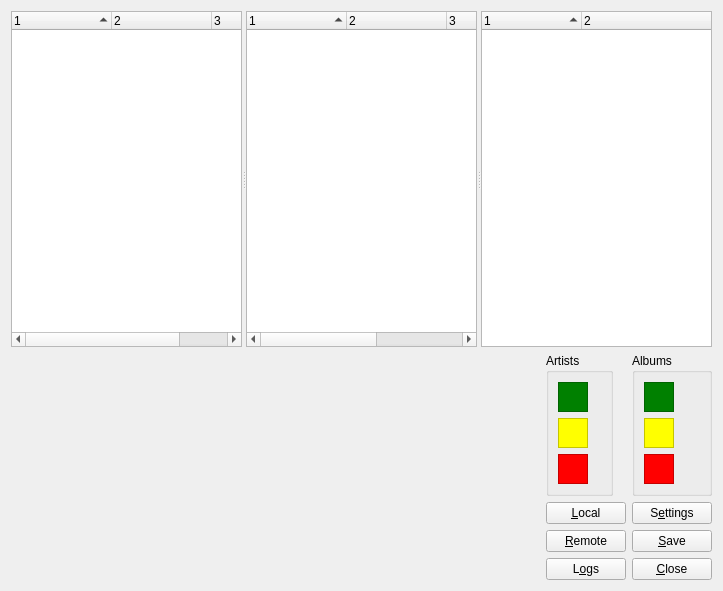
This is ui/main.ui in KenjiTakahashi/gayeogi as Qt 5 draws it before an edit. The edited form follows.
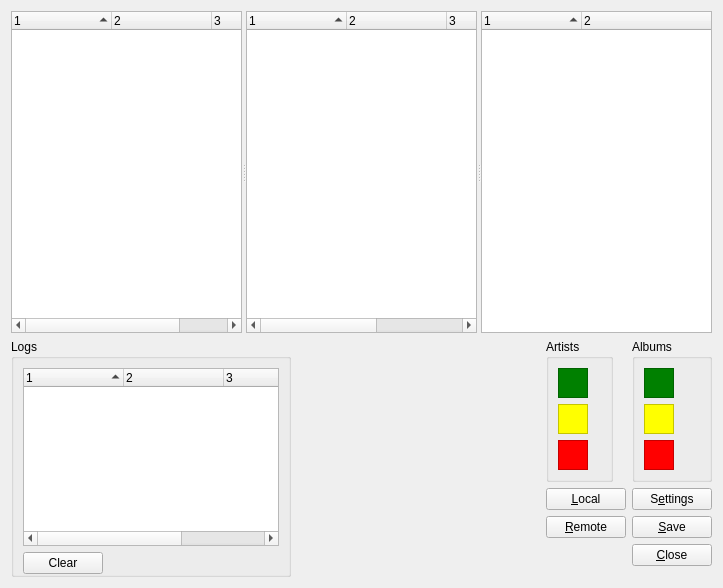
This is the edited form.

Commit message: Logs table in main window

The edit to the form file:
```diff
--- a/ui/main.ui
+++ b/ui/main.ui
@@ -7,7 +7,7 @@
     <x>0</x>
     <y>0</y>
     <width>723</width>
-    <height>591</height>
+    <height>588</height>
    </rect>
   </property>
   <layout class="QVBoxLayout" name="verticalLayout">
@@ -144,6 +144,95 @@
       <property name="margin">
        <number>0</number>
       </property>
+      <item>
+       <widget class="QGroupBox" name="groupBox">
+        <property name="title">
+         <string>Logs</string>
+        </property>
+        <layout class="QVBoxLayout" name="verticalLayout_2">
+         <property name="bottomMargin">
+          <number>0</number>
+         </property>
+         <item>
+          <widget class="QTreeWidget" name="logs">
+           <property name="maximumSize">
+            <size>
+             <width>16777215</width>
+             <height>178</height>
+            </size>
+           </property>
+           <property name="editTriggers">
+            <set>QAbstractItemView::NoEditTriggers</set>
+           </property>
+           <property name="alternatingRowColors">
+            <bool>true</bool>
+           </property>
+           <property name="indentation">
+            <number>0</number>
+           </property>
+           <property name="itemsExpandable">
+            <bool>false</bool>
+           </property>
+           <property name="sortingEnabled">
+            <bool>true</bool>
+           </property>
+           <property name="columnCount">
+            <number>4</number>
+           </property>
+           <column>
+            <property name="text">
+             <string notr="true">1</string>
+            </property>
+           </column>
+           <column>
+            <property name="text">
+             <string notr="true">2</string>
+            </property>
+           </column>
+           <column>
+            <property name="text">
+             <string notr="true">3</string>
+            </property>
+           </column>
+           <column>
+            <property name="text">
+             <string notr="true">4</string>
+            </property>
+           </column>
+          </widget>
+         </item>
+         <item>
+          <widget class="QWidget" name="widget_4" native="true">
+           <layout class="QHBoxLayout" name="horizontalLayout_3">
+            <property name="margin">
+             <number>0</number>
+            </property>
+            <item>
+             <widget class="QPushButton" name="clearLogs">
+              <property name="text">
+               <string>Clear</string>
+              </property>
+             </widget>
+            </item>
+            <item>
+             <spacer name="horizontalSpacer_2">
+              <property name="orientation">
+               <enum>Qt::Horizontal</enum>
+              </property>
+              <property name="sizeHint" stdset="0">
+               <size>
+                <width>162</width>
+                <height>20</height>
+               </size>
+              </property>
+             </spacer>
+            </item>
+           </layout>
+          </widget>
+         </item>
+        </layout>
+       </widget>
+      </item>
       <item>
        <spacer name="horizontalSpacer">
         <property name="orientation">
@@ -386,16 +475,6 @@
            </property>
           </widget>
          </item>
-         <item row="3" column="0">
-          <widget class="QPushButton" name="log">
-           <property name="statusTip">
-            <string>Access internet refreshing logs.</string>
-           </property>
-           <property name="text">
-            <string>L&amp;ogs</string>
-           </property>
-          </widget>
-         </item>
          <item row="3" column="1">
           <widget class="QPushButton" name="close">
            <property name="statusTip">
```
The commit also changes 5 other files.
